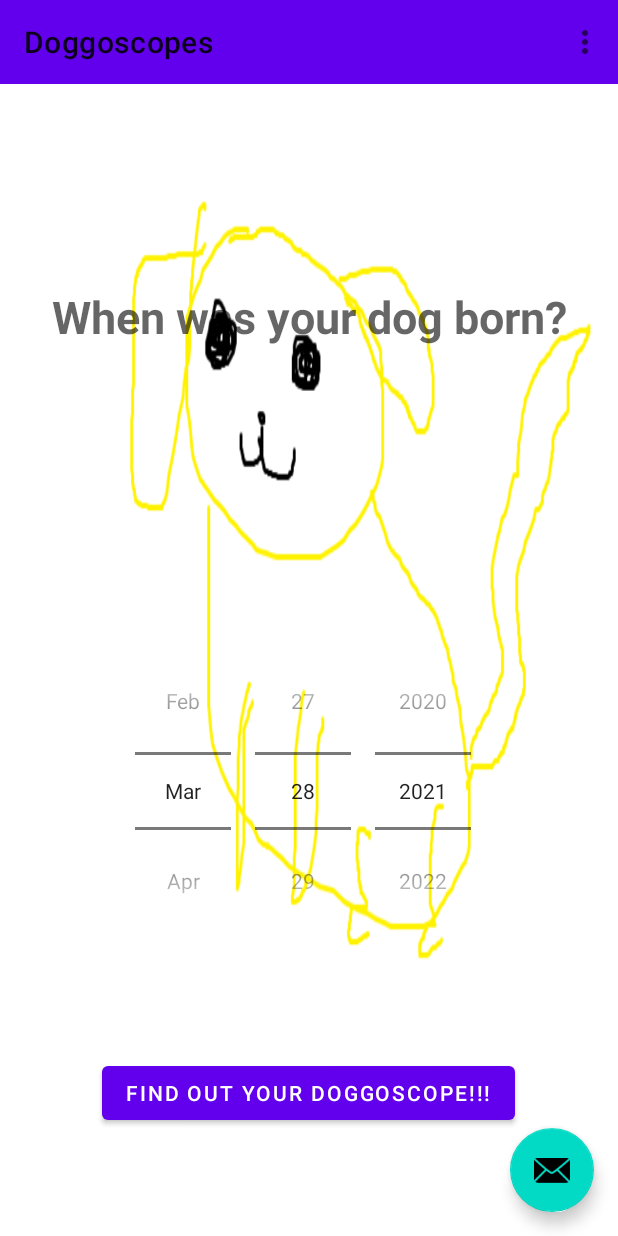
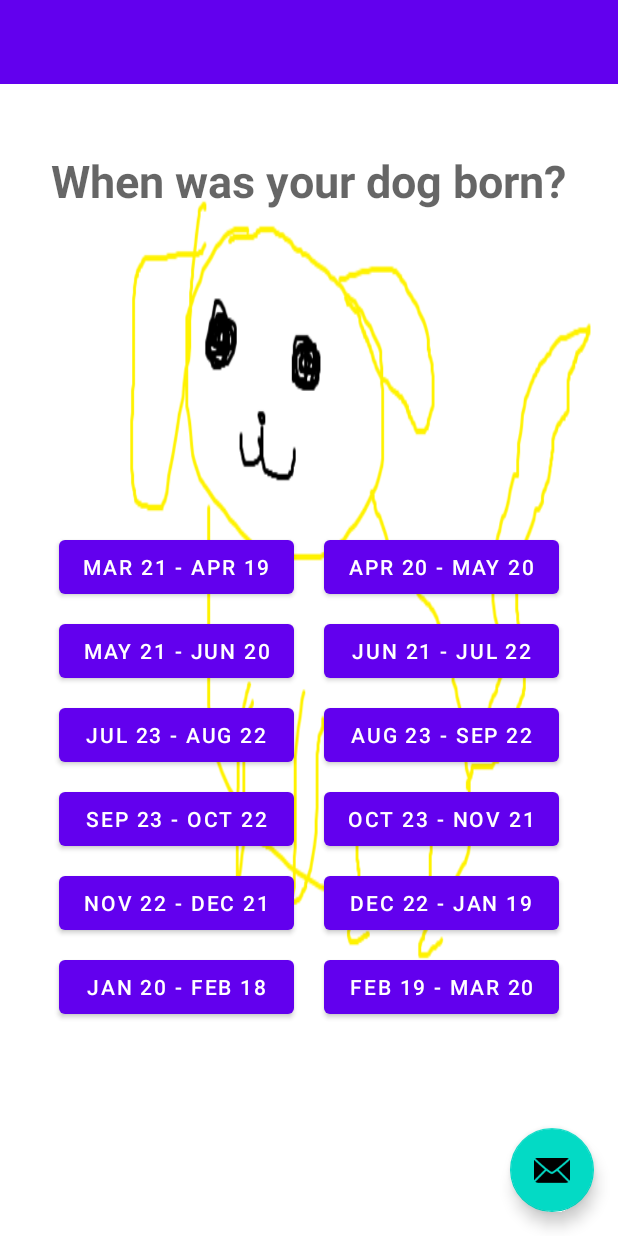
Before and after one commit to mliu08/Doggoscopes, an Android app: the screen it shows after launch (MainActivity), on a phone screen of 412 x 824 dp. Run offline under Robolectric (Android 15) with nearby library versions, the phone set to English and light mode, and no system bars.

Commit message:
Updated title to buttons instead of a DatePicker

```diff
--- a/app/src/main/java/com/example/doggoscopes/FirstFragment.kt
+++ b/app/src/main/java/com/example/doggoscopes/FirstFragment.kt
@@ -1,12 +1,11 @@
 package com.example.doggoscopes
 
 import android.os.Bundle
-import androidx.fragment.app.Fragment
 import android.view.LayoutInflater
 import android.view.View
 import android.view.ViewGroup
 import android.widget.Button
-import android.widget.DatePicker
+import androidx.fragment.app.Fragment
 import androidx.navigation.fragment.findNavController
 
 /**
@@ -14,22 +13,21 @@ import androidx.navigation.fragment.findNavController
  */
 class FirstFragment : Fragment() {
 
-    override fun onCreateView(
-            inflater: LayoutInflater, container: ViewGroup?,
-            savedInstanceState: Bundle?
-    ): View? {
+    override fun onCreateView(inflater: LayoutInflater, container: ViewGroup?,
+            savedInstanceState: Bundle?): View? {
         // Inflate the layout for this fragment
         return inflater.inflate(R.layout.title_screen, container, false)
+
     }
 
     override fun getView(): View? {
         return super.getView()
     }
 
-  override fun onViewCreated(view: View, savedInstanceState: Bundle?) {
+    override fun onViewCreated(view: View, savedInstanceState: Bundle?) {
         super.onViewCreated(view, savedInstanceState)
 
-        view.findViewById<Button>(R.id.birthdayChoice).setOnClickListener {
+        view.findViewById<Button>(R.id.ariesButton).setOnClickListener {
             findNavController().navigate(R.id.action_FirstFragment_to_SecondFragment)
         }
     }
--- a/app/src/main/java/com/example/doggoscopes/MainActivity.kt
+++ b/app/src/main/java/com/example/doggoscopes/MainActivity.kt
@@ -6,18 +6,14 @@ import com.google.android.material.snackbar.Snackbar
 import androidx.appcompat.app.AppCompatActivity
 import android.view.Menu
 import android.view.MenuItem
+import android.widget.Toast
 
 class MainActivity : AppCompatActivity() {
 
     override fun onCreate(savedInstanceState: Bundle?) {
         super.onCreate(savedInstanceState)
         setContentView(R.layout.activity_main)
-        setSupportActionBar(findViewById(R.id.toolbar))
 
-        findViewById<FloatingActionButton>(R.id.fab).setOnClickListener { view ->
-            Snackbar.make(view, "Replace with your own action", Snackbar.LENGTH_LONG)
-                    .setAction("Action", null).show()
-        }
     }
 
     override fun onCreateOptionsMenu(menu: Menu): Boolean {
--- a/app/src/main/res/layout/title_screen.xml
+++ b/app/src/main/res/layout/title_screen.xml
@@ -11,37 +11,146 @@
         android:id="@+id/textview_first"
         android:layout_width="wrap_content"
         android:layout_height="wrap_content"
+        android:layout_marginTop="100dp"
         android:text="@string/question"
         android:textAppearance="@style/TextAppearance.AppCompat.Display1"
         android:textSize="30sp"
         android:textStyle="bold"
-        app:layout_constraintBottom_toTopOf="@id/datePicker"
+        app:layout_constraintBottom_toTopOf="@id/table1"
         app:layout_constraintEnd_toEndOf="parent"
+        app:layout_constraintHorizontal_bias="0.492"
         app:layout_constraintStart_toStartOf="parent"
-        app:layout_constraintTop_toTopOf="parent" />
+        app:layout_constraintTop_toTopOf="parent"
+        app:layout_constraintVertical_bias="0.0" />
 
-    <DatePicker
-        android:id="@+id/datePicker"
-        android:layout_width="wrap_content"
-        android:layout_height="wrap_content"
-        android:datePickerMode="spinner"
-        android:calendarViewShown="false"
-        android:headerBackground="@android:color/holo_orange_light"
-        app:layout_constraintBottom_toBottomOf="parent"
-        app:layout_constraintEnd_toEndOf="parent"
-        app:layout_constraintHorizontal_bias="0.498"
-        app:layout_constraintStart_toStartOf="parent"
-        app:layout_constraintTop_toBottomOf="@id/textview_first" />
+    <TableLayout
+        android:id="@+id/table1"
+        android:layout_width="match_parent"
+        android:layout_height="match_parent"
+        android:layout_marginTop="350dp"
+        app:layout_constraintTop_toBottomOf="parent">
 
-    <Button
-        android:id="@+id/birthdayChoice"
-        android:layout_width="wrap_content"
-        android:layout_height="wrap_content"
-        android:text="@string/next"
-        app:layout_constraintBottom_toBottomOf="parent"
-        app:layout_constraintEnd_toEndOf="parent"
-        app:layout_constraintHorizontal_bias="0.498"
-        app:layout_constraintStart_toStartOf="parent"
-        app:layout_constraintTop_toBottomOf="@id/datePicker" />
+        <TableRow
+            android:id="@+id/row1"
+            style="?android:attr/buttonBarButtonStyle"
+            android:layout_width="match_parent"
+            android:layout_height="match_parent">
+
+            <Button
+                android:id="@+id/ariesButton"
+                android:layout_width="wrap_content"
+                android:layout_height="wrap_content"
+                android:text="@string/aries" />
+
+            <Space
+                android:layout_width="20dp"/>
+
+            <Button
+                android:id="@+id/taurusButton"
+                android:layout_width="wrap_content"
+                android:layout_height="wrap_content"
+                android:text="@string/taurus" />
+        </TableRow>
+
+        <TableRow
+            android:id="@+id/row2"
+            style="?android:attr/buttonBarButtonStyle"
+            android:layout_width="match_parent"
+            android:layout_height="match_parent">
+
+            <Button
+                android:id="@+id/geminiButton"
+                android:layout_width="wrap_content"
+                android:layout_height="wrap_content"
+                android:text="@string/gemini" />
+            <Space
+                android:layout_width="20dp"/>
+            <Button
+                android:id="@+id/cancerButton"
+                android:layout_width="wrap_content"
+                android:layout_height="wrap_content"
+                android:text="@string/cancer" />
+        </TableRow>
+
+        <TableRow
+            android:id="@+id/row3"
+            style="?android:attr/buttonBarButtonStyle"
+            android:layout_width="match_parent"
+            android:layout_height="match_parent">
+
+            <Button
+                android:id="@+id/leoButton"
+                android:layout_width="wrap_content"
+                android:layout_height="wrap_content"
+                android:text="@string/leo" />
+            <Space
+                android:layout_width="20dp"/>
+            <Button
+                android:id="@+id/virgoButton"
+                android:layout_width="wrap_content"
+                android:layout_height="wrap_content"
+                android:text="@string/virgo" />
+        </TableRow>
+
+        <TableRow
+            android:id="@+id/row4"
+            style="?android:attr/buttonBarButtonStyle"
+            android:layout_width="match_parent"
+            android:layout_height="match_parent">
+
+            <Button
+                android:id="@+id/libraButton"
+                android:layout_width="wrap_content"
+                android:layout_height="wrap_content"
+                android:text="@string/libra" />
+            <Space
+                android:layout_width="10dp"/>
+            <Button
+                android:id="@+id/scorpioButton"
+                android:layout_width="wrap_content"
+                android:layout_height="wrap_content"
+                android:text="@string/scorpio" />
+        </TableRow>
+
+        <TableRow
+            android:id="@+id/row5"
+            style="?android:attr/buttonBarButtonStyle"
+            android:layout_width="match_parent"
+            android:layout_height="match_parent">
+
+            <Button
+                android:id="@+id/saguittariusButton"
+                android:layout_width="wrap_content"
+                android:layout_height="wrap_content"
+                android:text="@string/sagittarius" />
+            <Space
+                android:layout_width="20dp"/>
+            <Button
+                android:id="@+id/capricornButton"
+                android:layout_width="wrap_content"
+                android:layout_height="wrap_content"
+                android:text="@string/capricorn" />
+        </TableRow>
+
+        <TableRow
+            android:id="@+id/row6"
+            style="?android:attr/buttonBarButtonStyle"
+            android:layout_width="match_parent"
+            android:layout_height="match_parent">
+
+            <Button
+                android:id="@+id/aquariusButton"
+                android:layout_width="wrap_content"
+                android:layout_height="wrap_content"
+                android:text="@string/aquarius" />
+            <Space
+                android:layout_width="10dp"/>
+            <Button
+                android:id="@+id/piscesButton"
+                android:layout_width="wrap_content"
+                android:layout_height="wrap_content"
+                android:text="@string/pisces" />
+        </TableRow>
+    </TableLayout>
 
 </androidx.constraintlayout.widget.ConstraintLayout>
--- a/app/src/main/res/values/strings.xml
+++ b/app/src/main/res/values/strings.xml
@@ -7,6 +7,19 @@
     <string name="next">FIND OUT YOUR DOGGOSCOPE!!!</string>
     <string name="back_to_title">Try another dog</string>
 
+    <string name="aries">Mar 21 - Apr 19</string>
+    <string name="taurus">Apr 20 - May 20</string>
+    <string name="gemini">May 21 - Jun 20</string>
+    <string name="cancer">Jun 21 - Jul 22</string>
+    <string name="leo">Jul 23 - Aug 22</string>
+    <string name="virgo">Aug 23 - Sep 22</string>
+    <string name="libra">Sep 23 - Oct 22</string>
+    <string name="scorpio">Oct 23 - Nov 21</string>
+    <string name="sagittarius">Nov 22 - Dec 21</string>
+    <string name="capricorn">Dec 22 - Jan 19</string>
+    <string name="aquarius">Jan 20 - Feb 18</string>
+    <string name="pisces">Feb 19 - Mar 20</string>
+
     <string name="question">When was your dog born?</string>
-    <string name="result_text">Hello second fragment. Arg: %1$s</string>
+    <string name="result_text">Zodiac</string>
 </resources>
```
